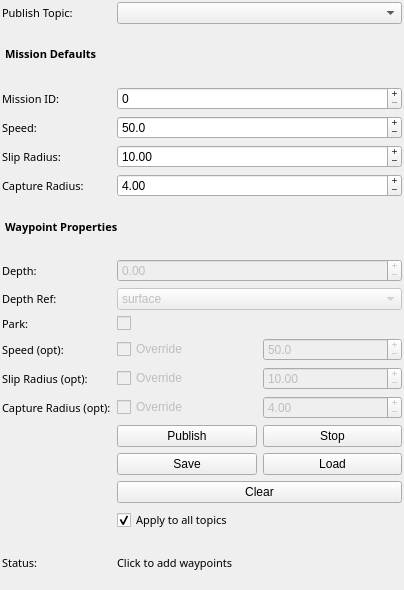
Before: the Qt Designer form cougars_mapviz/ui/cougars_waypoints_config.ui in BYU-FRoSt-Lab/cougars-base-station, drawn with Qt 5.
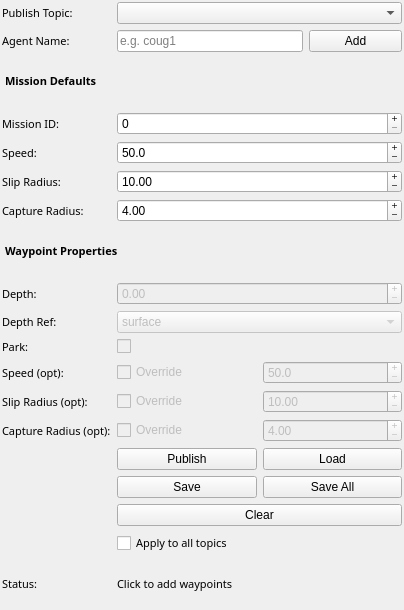
After: the same form once the commit is applied.

Commit message: Multi agent coug waypoint plotting

Diff of the .ui file:
```diff
--- a/cougars_mapviz/ui/cougars_waypoints_config.ui
+++ b/cougars_mapviz/ui/cougars_waypoints_config.ui
@@ -10,7 +10,7 @@
   <class>cougars_waypoints_config</class>
   <widget class="QWidget" name="cougars_waypoints_config">
     <property name="geometry">
-      <rect><x>0</x><y>0</y><width>404</width><height>590</height></rect>
+      <rect><x>0</x><y>0</y><width>404</width><height>610</height></rect>
     </property>
     <property name="windowTitle"><string>Form</string></property>
     <property name="styleSheet"><string notr="true" /></property>
@@ -35,8 +35,26 @@
         </widget>
       </item>
 
-      <!-- Row 1: Mission Defaults header -->
-      <item row="1" column="0" colspan="4">
+      <!-- Row 1: Agent Namespace -->
+      <item row="1" column="0">
+        <widget class="QLabel" name="label_agent_ns">
+          <property name="font"><font><family>Sans Serif</family><pointsize>8</pointsize></font></property>
+          <property name="text"><string>Agent Name:</string></property>
+        </widget>
+      </item>
+      <item row="1" column="1" colspan="2">
+        <widget class="QLineEdit" name="agent_ns_editor">
+          <property name="placeholderText"><string>e.g. coug1</string></property>
+        </widget>
+      </item>
+      <item row="1" column="3">
+        <widget class="QPushButton" name="add_agent">
+          <property name="text"><string>Add</string></property>
+        </widget>
+      </item>
+
+      <!-- Row 2: Mission Defaults header -->
+      <item row="2" column="0" colspan="4">
         <widget class="QLabel" name="label_mission_defaults">
           <property name="font">
             <font><family>Sans Serif</family><pointsize>8</pointsize><bold>true</bold></font>
@@ -48,14 +66,14 @@
         </widget>
       </item>
 
-      <!-- Row 2: Mission ID -->
-      <item row="2" column="0">
+      <!-- Row 3: Mission ID -->
+      <item row="3" column="0">
         <widget class="QLabel" name="label_mission_id">
           <property name="font"><font><family>Sans Serif</family><pointsize>8</pointsize></font></property>
           <property name="text"><string>Mission ID:</string></property>
         </widget>
       </item>
-      <item row="2" column="1" colspan="3">
+      <item row="3" column="1" colspan="3">
         <widget class="QSpinBox" name="mission_id_editor">
           <property name="minimum"><number>0</number></property>
           <property name="maximum"><number>65535</number></property>
@@ -64,14 +82,14 @@
         </widget>
       </item>
 
-      <!-- Row 3: Default Speed -->
-      <item row="3" column="0">
+      <!-- Row 4: Default Speed -->
+      <item row="4" column="0">
         <widget class="QLabel" name="label_default_speed">
           <property name="font"><font><family>Sans Serif</family><pointsize>8</pointsize></font></property>
           <property name="text"><string>Speed:</string></property>
         </widget>
       </item>
-      <item row="3" column="1" colspan="3">
+      <item row="4" column="1" colspan="3">
         <widget class="QDoubleSpinBox" name="default_speed_editor">
           <property name="decimals"><number>1</number></property>
           <property name="minimum"><double>0.0</double></property>
@@ -81,14 +99,14 @@
         </widget>
       </item>
 
-      <!-- Row 4: Default Slip Radius -->
-      <item row="4" column="0">
+      <!-- Row 5: Default Slip Radius -->
+      <item row="5" column="0">
         <widget class="QLabel" name="label_default_slip">
           <property name="font"><font><family>Sans Serif</family><pointsize>8</pointsize></font></property>
           <property name="text"><string>Slip Radius:</string></property>
         </widget>
       </item>
-      <item row="4" column="1" colspan="3">
+      <item row="5" column="1" colspan="3">
         <widget class="QDoubleSpinBox" name="default_slip_radius_editor">
           <property name="decimals"><number>2</number></property>
           <property name="minimum"><double>0.0</double></property>
@@ -98,14 +116,14 @@
         </widget>
       </item>
 
-      <!-- Row 5: Default Capture Radius -->
-      <item row="5" column="0">
+      <!-- Row 6: Default Capture Radius -->
+      <item row="6" column="0">
         <widget class="QLabel" name="label_default_capture">
           <property name="font"><font><family>Sans Serif</family><pointsize>8</pointsize></font></property>
           <property name="text"><string>Capture Radius:</string></property>
         </widget>
       </item>
-      <item row="5" column="1" colspan="3">
+      <item row="6" column="1" colspan="3">
         <widget class="QDoubleSpinBox" name="default_capture_radius_editor">
           <property name="decimals"><number>2</number></property>
           <property name="minimum"><double>0.0</double></property>
@@ -115,8 +133,8 @@
         </widget>
       </item>
 
-      <!-- Row 6: Waypoint Properties header -->
-      <item row="6" column="0" colspan="4">
+      <!-- Row 7: Waypoint Properties header -->
+      <item row="7" column="0" colspan="4">
         <widget class="QLabel" name="label_wp_props">
           <property name="font">
             <font><family>Sans Serif</family><pointsize>8</pointsize><bold>true</bold></font>
@@ -128,14 +146,14 @@
         </widget>
       </item>
 
-      <!-- Row 7: Depth value -->
-      <item row="7" column="0">
+      <!-- Row 8: Depth value -->
+      <item row="8" column="0">
         <widget class="QLabel" name="label_depth">
           <property name="font"><font><family>Sans Serif</family><pointsize>8</pointsize></font></property>
           <property name="text"><string>Depth:</string></property>
         </widget>
       </item>
-      <item row="7" column="1" colspan="3">
+      <item row="8" column="1" colspan="3">
         <widget class="QDoubleSpinBox" name="depth_editor">
           <property name="enabled"><bool>false</bool></property>
           <property name="decimals"><number>2</number></property>
@@ -145,14 +163,14 @@
         </widget>
       </item>
 
-      <!-- Row 8: Depth reference (required) -->
-      <item row="8" column="0">
+      <!-- Row 9: Depth reference (required) -->
+      <item row="9" column="0">
         <widget class="QLabel" name="label_depth_ref">
           <property name="font"><font><family>Sans Serif</family><pointsize>8</pointsize></font></property>
           <property name="text"><string>Depth Ref:</string></property>
         </widget>
       </item>
-      <item row="8" column="1" colspan="3">
+      <item row="9" column="1" colspan="3">
         <widget class="QComboBox" name="depth_ref_selector">
           <property name="enabled"><bool>false</bool></property>
           <item><property name="text"><string>surface</string></property></item>
@@ -160,28 +178,28 @@
         </widget>
       </item>
 
-      <!-- Row 9: Park (required) -->
-      <item row="9" column="0">
+      <!-- Row 10: Park (required) -->
+      <item row="10" column="0">
         <widget class="QLabel" name="label_park">
           <property name="font"><font><family>Sans Serif</family><pointsize>8</pointsize></font></property>
           <property name="text"><string>Park:</string></property>
         </widget>
       </item>
-      <item row="9" column="1" colspan="3">
+      <item row="10" column="1" colspan="3">
         <widget class="QCheckBox" name="park_checkbox">
           <property name="enabled"><bool>false</bool></property>
           <property name="text"><string></string></property>
         </widget>
       </item>
 
-      <!-- Row 10: Speed (optional per-waypoint override) -->
-      <item row="10" column="0">
+      <!-- Row 11: Speed (optional per-waypoint override) -->
+      <item row="11" column="0">
         <widget class="QLabel" name="label_speed">
           <property name="font"><font><family>Sans Serif</family><pointsize>8</pointsize></font></property>
           <property name="text"><string>Speed (opt):</string></property>
         </widget>
       </item>
-      <item row="10" column="1" colspan="3">
+      <item row="11" column="1" colspan="3">
         <layout class="QHBoxLayout" name="layout_speed">
           <item>
             <widget class="QCheckBox" name="speed_override_checkbox">
@@ -202,14 +220,14 @@
         </layout>
       </item>
 
-      <!-- Row 11: Slip Radius (optional per-waypoint override) -->
-      <item row="11" column="0">
+      <!-- Row 12: Slip Radius (optional per-waypoint override) -->
+      <item row="12" column="0">
         <widget class="QLabel" name="label_slip_radius">
           <property name="font"><font><family>Sans Serif</family><pointsize>8</pointsize></font></property>
           <property name="text"><string>Slip Radius (opt):</string></property>
         </widget>
       </item>
-      <item row="11" column="1" colspan="3">
+      <item row="12" column="1" colspan="3">
         <layout class="QHBoxLayout" name="layout_slip_radius">
           <item>
             <widget class="QCheckBox" name="slip_radius_override_checkbox">
@@ -230,14 +248,14 @@
         </layout>
       </item>
 
-      <!-- Row 12: Capture Radius (optional per-waypoint override) -->
-      <item row="12" column="0">
+      <!-- Row 13: Capture Radius (optional per-waypoint override) -->
+      <item row="13" column="0">
         <widget class="QLabel" name="label_capture_radius">
           <property name="font"><font><family>Sans Serif</family><pointsize>8</pointsize></font></property>
           <property name="text"><string>Capture Radius (opt):</string></property>
         </widget>
       </item>
-      <item row="12" column="1" colspan="3">
+      <item row="13" column="1" colspan="3">
         <layout class="QHBoxLayout" name="layout_capture_radius">
           <item>
             <widget class="QCheckBox" name="capture_radius_override_checkbox">
@@ -258,31 +276,15 @@
         </layout>
       </item>
 
-      <!-- Row 13: Publish / Stop -->
-      <item row="13" column="1" colspan="3">
-        <layout class="QHBoxLayout" name="horizontalLayout_pub_stop">
+      <!-- Row 14: Publish / Load -->
+      <item row="14" column="1" colspan="3">
+        <layout class="QHBoxLayout" name="horizontalLayout_pub_load">
           <item>
             <widget class="QPushButton" name="publish">
               <property name="text"><string>Publish</string></property>
             </widget>
           </item>
           <item>
-            <widget class="QPushButton" name="stop">
-              <property name="text"><string>Stop</string></property>
-            </widget>
-          </item>
-        </layout>
-      </item>
-
-      <!-- Row 14: Save / Load -->
-      <item row="14" column="1" colspan="3">
-        <layout class="QHBoxLayout" name="horizontalLayout_file">
-          <item>
-            <widget class="QPushButton" name="save">
-              <property name="text"><string>Save</string></property>
-            </widget>
-          </item>
-          <item>
             <widget class="QPushButton" name="load">
               <property name="text"><string>Load</string></property>
             </widget>
@@ -290,30 +292,46 @@
         </layout>
       </item>
 
-      <!-- Row 15: Clear -->
+      <!-- Row 15: Save / Save All -->
       <item row="15" column="1" colspan="3">
+        <layout class="QHBoxLayout" name="horizontalLayout_file">
+          <item>
+            <widget class="QPushButton" name="save">
+              <property name="text"><string>Save</string></property>
+            </widget>
+          </item>
+          <item>
+            <widget class="QPushButton" name="save_all">
+              <property name="text"><string>Save All</string></property>
+            </widget>
+          </item>
+        </layout>
+      </item>
+
+      <!-- Row 16: Clear -->
+      <item row="16" column="1" colspan="3">
         <widget class="QPushButton" name="clear">
           <property name="text"><string>Clear</string></property>
         </widget>
       </item>
 
-      <!-- Row 16: Apply all -->
-      <item row="16" column="1" colspan="3">
+      <!-- Row 17: Apply all -->
+      <item row="17" column="1" colspan="3">
         <widget class="QCheckBox" name="apply_all">
           <property name="font"><font><family>Sans Serif</family><pointsize>8</pointsize></font></property>
           <property name="text"><string>Apply to all topics</string></property>
-          <property name="checked"><bool>true</bool></property>
+          <property name="checked"><bool>false</bool></property>
         </widget>
       </item>
 
-      <!-- Row 17: Status -->
-      <item row="17" column="0">
+      <!-- Row 18: Status -->
+      <item row="18" column="0">
         <widget class="QLabel" name="label_status">
           <property name="font"><font><family>Sans Serif</family><pointsize>8</pointsize></font></property>
           <property name="text"><string>Status:</string></property>
         </widget>
       </item>
-      <item row="17" column="1" colspan="3">
+      <item row="18" column="1" colspan="3">
         <widget class="QLabel" name="status">
           <property name="font"><font><family>Sans Serif</family><pointsize>8</pointsize></font></property>
           <property name="styleSheet"><string notr="true" /></property>
```
The commit also changes 4 other files.
